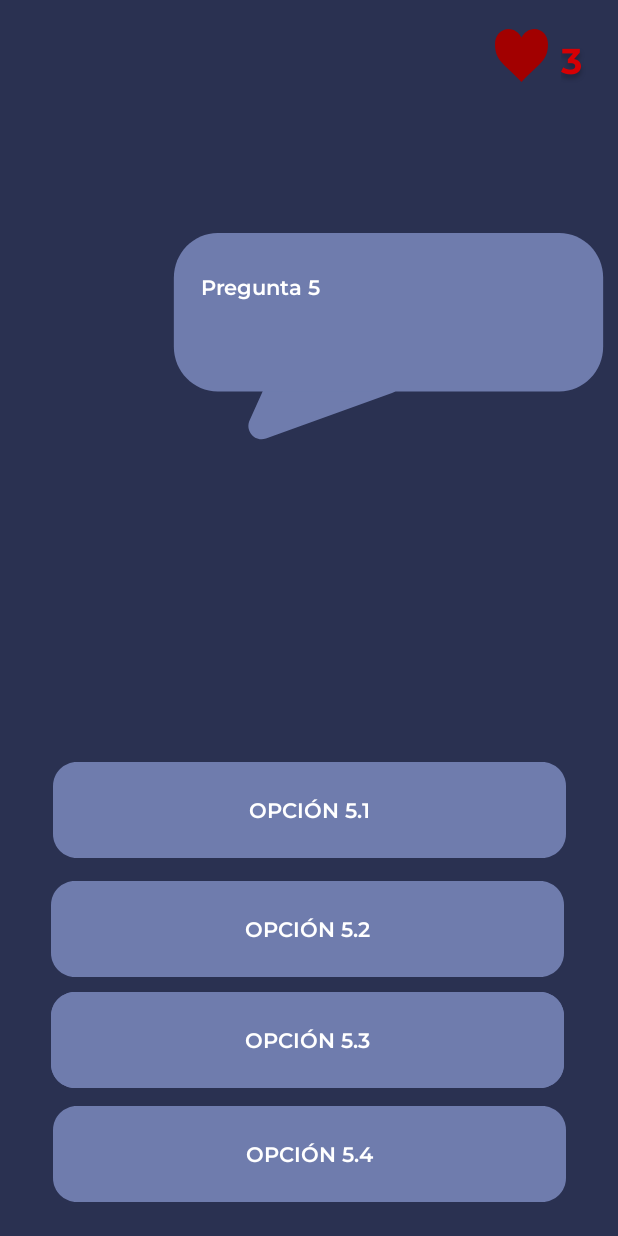
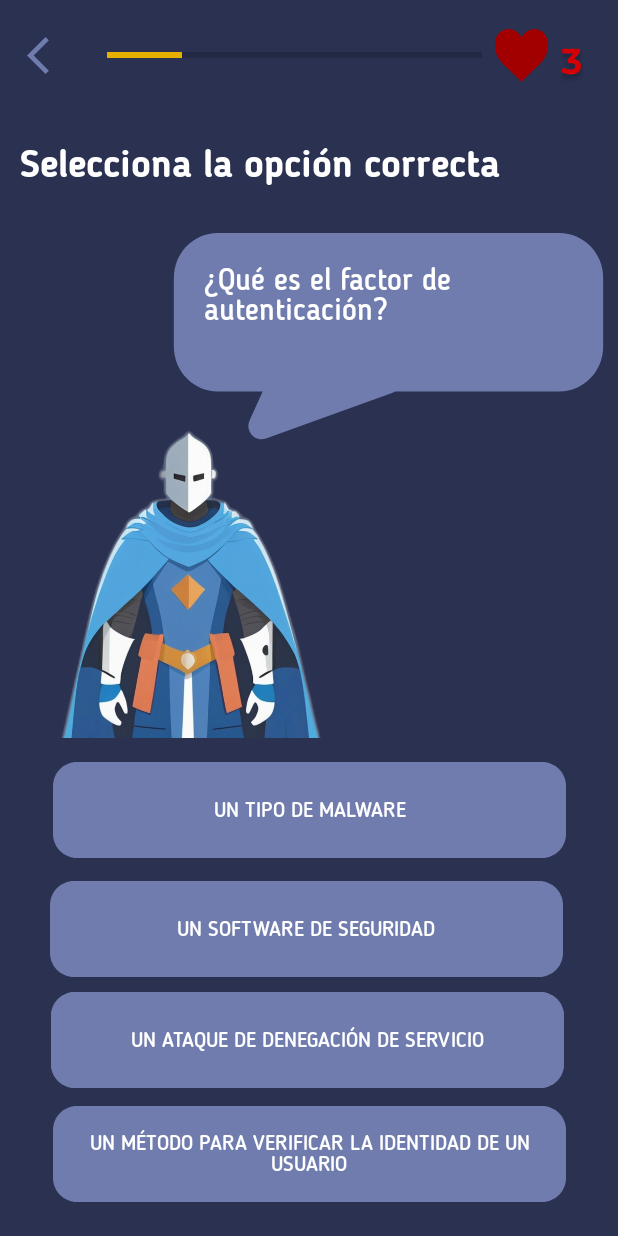
Before and after one commit to PepeDev26/NetKnights-Learning, an Android app built with Jetpack Compose: the ActividadEstrella screen opened directly, with no data from a screen before it, on a phone screen of 412 x 824 dp. Run offline under Robolectric (Android 15) with nearby library versions, the phone set to English and light mode, and no system bars.

Commit message:
Mejoras finales a la act estrella

```diff
--- a/app/src/main/java/com/pepedev26/netknightslearning/ActividadEstrella.kt
+++ b/app/src/main/java/com/pepedev26/netknightslearning/ActividadEstrella.kt
@@ -1,26 +1,61 @@
 package com.pepedev26.netknightslearning
 
+import android.app.AlertDialog
+import android.media.MediaPlayer
 import android.os.Bundle
 import android.widget.Button
+import android.widget.ProgressBar
 import android.widget.TextView
 import android.widget.Toast
 import androidx.activity.ComponentActivity
 
 class ActividadEstrella : ComponentActivity() {
 
-    private val questionsAndOptions = listOf(
-        Triple("Pregunta 1", listOf("Opción 1.1", "Opción 1.2", "Opción 1.3", "Opción 1.4"), 0),
-        Triple("Pregunta 2", listOf("Opción 2.1", "Opción 2.2", "Opción 2.3", "Opción 2.4"), 1),
-        Triple("Pregunta 3", listOf("Opción 3.1", "Opción 3.2", "Opción 3.3", "Opción 3.4"), 2),
-        Triple("Pregunta 4", listOf("Opción 4.1", "Opción 4.2", "Opción 4.3", "Opción 4.4"), 3),
-        Triple("Pregunta 5", listOf("Opción 5.1", "Opción 5.2", "Opción 5.3", "Opción 5.4"), 0)
-    ).shuffled()
+        private val questionsAndOptions = listOf(
+            Triple("¿Qué es un firewall?", listOf("Un tipo de virus", "Un software de ofimática", "Un protocolo de red", "Un dispositivo que filtra el tráfico de red"), 3),
+            Triple("¿Qué es una VPN?", listOf("Una red privada virtual", "Un tipo de malware", "Un protocolo de correo electrónico", "Un tipo de hardware"), 0),
+            Triple("¿Qué es un ataque de ingeniería social?", listOf("Un tipo de firewall", "Un tipo de malware", "Un ataque de denegación de servicio", "Un intento de manipular a las personas para obtener información confidencial"), 3),
+            Triple("¿Qué es un ataque de fuerza bruta?", listOf("Un software de cifrado", "Un tipo de firewall", "Un protocolo de red", "Un intento de adivinar contraseñas"), 3),
+            Triple("¿Qué es un ataque de phishing?", listOf("Un ataque de denegación de servicio", "Un intento de obtener información confidencial", "Un tipo de malware", "Un tipo de firewall"), 1),
+            Triple("¿Qué es el cifrado?", listOf("El proceso de convertir datos en un código", "Un tipo de ataque cibernético", "Un software antivirus", "Un tipo de hardware"), 0),
+            Triple("¿Qué es un troyano?", listOf("Un software de ofimática", "Un dispositivo que filtra el tráfico de red", "Un tipo de malware que se disfraza de software legítimo", "Un protocolo de red"), 2),
+            Triple("¿Qué es un ransomware?", listOf("Un tipo de firewall", "Un protocolo de red", "Un software de cifrado", "Un tipo de malware que cifra los datos y pide un rescate"), 3),
+            Triple("¿Qué es un ataque de día cero?", listOf("Un ataque que explota una vulnerabilidad desconocida", "Un software antivirus", "Un tipo de malware", "Un tipo de hardware"), 0),
+            Triple("¿Qué es un ataque de denegación de servicio (DoS)?", listOf("Un software de cifrado", "Un protocolo de red", "Un intento de hacer que un servicio no esté disponible", "Un tipo de firewall"), 2),
+            Triple("¿Qué es una cookie en informática?", listOf("Un archivo que almacena datos del usuario", "Un tipo de malware", "Un software de seguridad", "Un protocolo de red"), 0),
+            Triple("¿Qué es la ingeniería inversa?", listOf("Un software para proteger datos", "El proceso de analizar cómo funciona un sistema", "Un ataque cibernético", "Un dispositivo de red"), 1),
+            Triple("¿Qué es un proxy?", listOf("Un tipo de ataque", "Un software de cifrado", "Un servidor que actúa como intermediario", "Un hardware de red"), 2),
+            Triple("¿Qué es el phishing telefónico (vishing)?", listOf("Un ataque que explota vulnerabilidades", "Un ataque que utiliza llamadas telefónicas para obtener información confidencial", "Un software malicioso", "Un tipo de firewall"), 1),
+            Triple("¿Qué es un botnet?", listOf("Un tipo de malware", "Un dispositivo que filtra el tráfico", "Un conjunto de dispositivos comprometidos usados para ataques", "Un software de seguridad"), 2),
+            Triple("¿Qué es un certificado digital?", listOf("Un archivo que verifica la identidad en línea", "Un tipo de malware", "Un protocolo de red", "Un dispositivo de cifrado"), 0),
+            Triple("¿Qué es un ataque de spoofing?", listOf("Un software antivirus", "Un ataque de denegación de servicio", "Un tipo de firewall", "Suplantar una identidad para engañar"), 3),
+            Triple("¿Qué es un keylogger?", listOf("Un software para proteger contraseñas", "Un dispositivo de red", "Un software que registra las pulsaciones del teclado", "Un tipo de cifrado"), 2),
+            Triple("¿Qué es un ataque MITM (Man-In-The-Middle)?", listOf("Interceptar y alterar comunicaciones entre dos partes", "Un tipo de firewall", "Un software de seguridad", "Un ataque de fuerza bruta"), 0),
+            Triple("¿Qué es un IDS (Sistema de detección de intrusos)?", listOf("Un protocolo de red", "Un tipo de malware", "Un software de cifrado", "Un sistema que detecta actividades sospechosas en la red"), 3),
+            Triple("¿Qué es el hashing?", listOf("Un ataque de fuerza bruta", "Un protocolo de red", "Un tipo de malware", "El proceso de generar un resumen único de datos"), 3),
+            Triple("¿Qué es un ataque de SQL Injection?", listOf("Un dispositivo de red", "Un software que cifra contraseñas", "Una técnica para inyectar código malicioso en bases de datos", "Un tipo de cifrado"), 2),
+            Triple("¿Qué es el factor de autenticación?", listOf("Un tipo de malware", "Un software de seguridad", "Un ataque de denegación de servicio", "Un método para verificar la identidad de un usuario"), 3),
+            Triple("¿Qué es el malware?", listOf("Un tipo de firewall", "Un sistema operativo", "Software diseñado para causar daño", "Un dispositivo de red"), 2),
+            Triple("¿Qué es el spam?", listOf("Un protocolo de red", "Mensajes no solicitados enviados en masa", "Un tipo de ataque", "Un software antivirus"), 1),
+            Triple("¿Qué es una contraseña segura?", listOf("Una combinación compleja de caracteres", "Una palabra sencilla", "Un tipo de malware", "Un software de cifrado"), 0),
+            Triple("¿Qué es un sistema operativo?", listOf("Un tipo de ataque", "Software que gestiona los recursos del hardware", "Un dispositivo de red", "Un protocolo de cifrado"), 1),
+            Triple("¿Qué es el phishing por correo electrónico?", listOf("Un software antivirus", "Un protocolo de red", "Un dispositivo de cifrado", "Un ataque que utiliza correos fraudulentos para robar información"), 3),
+            Triple("¿Qué es una puerta trasera (backdoor)?", listOf("Un dispositivo de red", "Un acceso no autorizado a un sistema", "Un tipo de cifrado", "Un software de seguridad"), 1),
+            Triple("¿Qué es una actualización de seguridad?", listOf("Un parche para corregir vulnerabilidades en el software", "Un software de cifrado", "Un tipo de malware", "Un protocolo de red"), 0)
+        ).shuffled().take(5)
 
     private var currentQuestionIndex = 0
+    private lateinit var correctSound: MediaPlayer
+    private lateinit var incorrectSound: MediaPlayer
+    private lateinit var progressBar: ProgressBar
 
     override fun onCreate(savedInstanceState: Bundle?) {
         super.onCreate(savedInstanceState)
         setContentView(R.layout.actividad_estrella)
+
+        correctSound = MediaPlayer.create(this, R.raw.correcta)
+        incorrectSound = MediaPlayer.create(this, R.raw.incorrecta)
+        progressBar = findViewById(R.id.progressBar)
 
         if (!LivesManager.hasLives()) {
             Toast.makeText(this, "No tienes vidas suficientes para jugar.", Toast.LENGTH_LONG).show()
@@ -34,6 +69,7 @@ class ActividadEstrella : ComponentActivity() {
         findViewById<Button>(R.id.optionButton2).setOnClickListener { checkAnswer(1) }
         findViewById<Button>(R.id.optionButton3).setOnClickListener { checkAnswer(2) }
         findViewById<Button>(R.id.optionButton4).setOnClickListener { checkAnswer(3) }
+        findViewById<Button>(R.id.atras).setOnClickListener { onBackPressed() }
     }
 
     private fun showQuestion() {
@@ -43,20 +79,34 @@ class ActividadEstrella : ComponentActivity() {
         findViewById<Button>(R.id.optionButton2).text = options[1]
         findViewById<Button>(R.id.optionButton3).text = options[2]
         findViewById<Button>(R.id.optionButton4).text = options[3]
+        updateProgressBar()
         updateLivesIndicator()
     }
 
     private fun checkAnswer(selectedOptionIndex: Int) {
-        val (_, _, correctOptionIndex) = questionsAndOptions[currentQuestionIndex]
+        val (_, options, correctOptionIndex) = questionsAndOptions[currentQuestionIndex]
         if (selectedOptionIndex == correctOptionIndex) {
-            Toast.makeText(this, "Correcto!", Toast.LENGTH_SHORT).show()
+            correctSound.start()
+            AlertDialog.Builder(this)
+                .setTitle("Respuesta")
+                .setMessage("¡Correcto!")
+                .setPositiveButton("OK", null)
+                .show()
         } else {
-            Toast.makeText(this, "Incorrecto!", Toast.LENGTH_SHORT).show()
+            incorrectSound.start()
+            AlertDialog.Builder(this)
+                .setTitle("Respuesta")
+                .setMessage("Incorrecto. La respuesta correcta es: ${options[correctOptionIndex]}")
+                .setPositiveButton("OK", null)
+                .show()
             LivesManager.decrementLives()
             updateLivesIndicator()
             if (!LivesManager.hasLives()) {
-                Toast.makeText(this, "No tienes vidas suficientes para continuar.", Toast.LENGTH_LONG).show()
-                finish()
+                AlertDialog.Builder(this)
+                    .setTitle("Fin del juego")
+                    .setMessage("No tienes vidas suficientes para continuar.")
+                    .setPositiveButton("OK") { _, _ -> finish() }
+                    .show()
                 return
             }
         }
@@ -65,11 +115,26 @@ class ActividadEstrella : ComponentActivity() {
         if (currentQuestionIndex < questionsAndOptions.size) {
             showQuestion()
         } else {
-            Toast.makeText(this, "Has completado todas las preguntas!", Toast.LENGTH_LONG).show()
+            AlertDialog.Builder(this)
+                .setTitle("Fin del juego")
+                .setMessage("¡Has completado todas las preguntas!")
+                .setPositiveButton("OK", null)
+                .show()
         }
     }
 
     private fun updateLivesIndicator() {
         findViewById<TextView>(R.id.indicadorVidas).text = LivesManager.lives.toString()
     }
+
+    private fun updateProgressBar() {
+        val progress = ((currentQuestionIndex + 1) / questionsAndOptions.size.toFloat()) * 100
+        progressBar.progress = progress.toInt()
+    }
+
+    override fun onDestroy() {
+        super.onDestroy()
+        correctSound.release()
+        incorrectSound.release()
+    }
 }
--- /dev/null
+++ b/app/src/main/res/drawable/atras.xml
@@ -0,0 +1,5 @@
+<vector xmlns:android="http://schemas.android.com/apk/res/android" android:autoMirrored="true" android:height="24dp" android:tint="#6F7CAD" android:viewportHeight="24" android:viewportWidth="24" android:width="24dp">
+
+    <path android:fillColor="@android:color/white" android:pathData="M11.67,3.87L9.9,2.1 0,12l9.9,9.9 1.77,-1.77L3.54,12z"/>
+
+</vector>
--- a/app/src/main/res/layout/actividad_estrella.xml
+++ b/app/src/main/res/layout/actividad_estrella.xml
@@ -32,7 +32,7 @@
         android:layout_marginTop="661dp"
         android:background="@drawable/boton_rectangular"
         android:elevation="4dp"
-        android:fontFamily="@font/montserrat_semibold"
+        android:fontFamily="@font/blogger_medium"
         android:textColor="#ffffff"/>
     />
 
@@ -46,7 +46,7 @@
         android:layout_marginTop="737dp"
         android:background="@drawable/boton_rectangular"
         android:elevation="4dp"
-        android:fontFamily="@font/montserrat_semibold"
+        android:fontFamily="@font/blogger_medium"
         android:textColor="#ffffff"/>
 
     <Button
@@ -55,12 +55,12 @@
         android:layout_height="64dp"
         android:layout_alignParentLeft="true"
         android:layout_alignParentTop="true"
-        android:layout_marginLeft="34dp"
+        android:layout_marginLeft="33dp"
         android:layout_marginTop="587dp"
         android:background="@drawable/boton_rectangular"
         android:elevation="4dp"
-        android:fontFamily="@font/montserrat_semibold"
-        android:textColor="#ffffff"/>
+        android:fontFamily="@font/blogger_medium"
+        android:textColor="#ffffff" />
 
     <View
     android:id="@+id/vector"
@@ -71,8 +71,11 @@
     android:layout_alignParentTop="true"
     android:layout_marginTop="155dp"
     android:background="@drawable/bocadillopregunta"
-    android:elevation="4dp"
-        />
+        android:elevation="15dp"
+        android:shadowColor="#000000"
+        android:shadowDx="0"
+        android:shadowDy="100"
+        android:shadowRadius="10"/>
     <!-- Auto layout, variables, and unit scale are not yet supported -->
     <View
         android:id="@+id/heart_icon_"
@@ -109,23 +112,69 @@
         android:layout_marginTop="508dp"
         android:background="@drawable/boton_rectangular"
         android:elevation="4dp"
-        android:fontFamily="@font/montserrat_semibold"
+        android:fontFamily="@font/blogger_medium"
         android:textColor="#ffffff"/>
 
     <!-- Auto layout, variables, and unit scale are not yet supported -->
 
     <TextView
         android:id="@+id/questionTextView"
+        android:layout_width="250dp"
+        android:layout_height="75dp"
+        android:layout_alignParentLeft="true"
+        android:layout_alignParentTop="true"
+        android:layout_marginLeft="136dp"
+        android:layout_marginTop="174dp"
+        android:elevation="15dp"
+        android:fontFamily="@font/blogger_medium"
+        android:text="Texto Pregunta"
+        android:textColor="#FFFFFF"
+        android:textSize="20dp" />
+
+    <ProgressBar
+        android:id="@+id/progressBar"
+        style="?android:attr/progressBarStyleHorizontal"
+        android:layout_width="250dp"
+        android:layout_height="30dp"
+        android:layout_alignParentLeft="true"
+        android:layout_alignParentTop="true"
+        android:layout_marginLeft="71dp"
+        android:layout_marginTop="22dp"
+        android:elevation="10dp"
+        android:max="100"
+        android:progressTint="#E5B000"/>
+
+    <TextView
+        android:id="@+id/editTextText"
         android:layout_width="wrap_content"
         android:layout_height="wrap_content"
         android:layout_alignParentLeft="true"
         android:layout_alignParentTop="true"
-        android:layout_marginLeft="134dp"
-        android:layout_marginTop="181dp"
-        android:text="Texto Pregunta"
-        android:elevation="15dp"
-        android:fontFamily="@font/montserrat_semibold"
-        android:textColor="#FFFFFF" />
+        android:layout_marginLeft="13dp"
+        android:layout_marginTop="93dp"
+        android:fontFamily="@font/blogger_bold"
+        android:text="Selecciona la opción correcta"
+        android:textColor="#FFFFFF"
+        android:textSize="25dp" />
+
+    <Button
+        android:id="@+id/atras"
+        android:layout_width="30dp"
+        android:layout_height="30dp"
+        android:layout_alignParentLeft="true"
+        android:layout_alignParentTop="true"
+        android:layout_marginLeft="18dp"
+        android:layout_marginTop="22dp"
+        android:background="@drawable/atras"/>
+
+    <ImageView
+        android:layout_width="349dp"
+        android:layout_height="232dp"
+        android:layout_alignParentLeft="true"
+        android:layout_alignParentTop="true"
+        android:layout_marginLeft="-45dp"
+        android:layout_marginTop="260dp"
+        android:background="@drawable/sirsudoalpha" />
 
 
 </RelativeLayout>
```
Also changed, not shown: app/src/main/res/drawable/progress_bar_yellow.xml (added, +24 -0 lines), app/src/main/res/drawable/sirsudoalpha.png (added), app/src/main/res/font/blogger_bold.ttf (added), app/src/main/res/font/blogger_medium.ttf (added), 3 other files.
